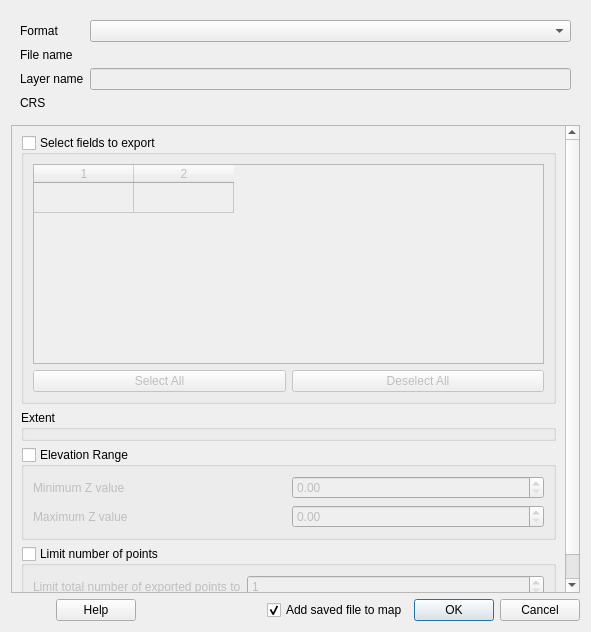
Old version of the form src/ui/pointcloud/qgspointcloudlayersaveasdialogbase.ui in the repository qgis/QGIS.
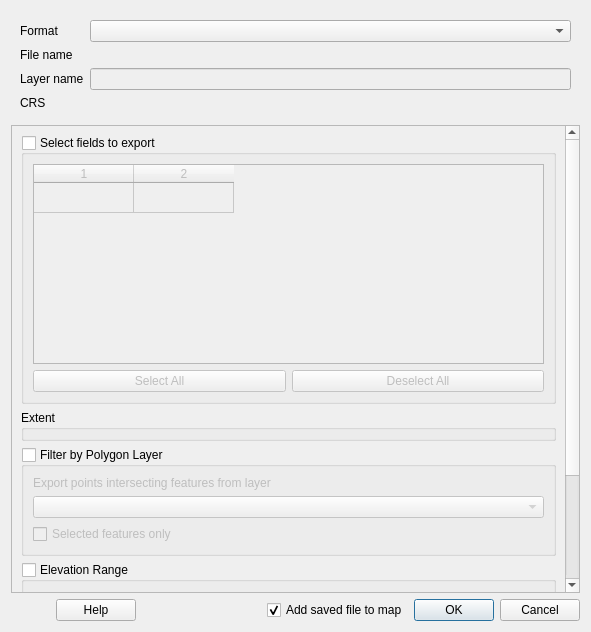
New version of the form. Custom widgets are drawn as their Qt base class.

Commit message: added filter by geometry / filter by layer support

```diff
--- a/src/ui/pointcloud/qgspointcloudlayersaveasdialogbase.ui
+++ b/src/ui/pointcloud/qgspointcloudlayersaveasdialogbase.ui
@@ -96,9 +96,9 @@
       <property name="geometry">
        <rect>
         <x>0</x>
-        <y>0</y>
+        <y>-72</y>
         <width>557</width>
-        <height>501</height>
+        <height>616</height>
        </rect>
       </property>
       <layout class="QVBoxLayout" name="verticalLayout">
@@ -167,6 +167,38 @@
          </property>
         </widget>
        </item>
+       <item>
+        <widget class="QgsCollapsibleGroupBox" name="mFilterGeometryGroupBox">
+         <property name="title">
+          <string>Filter by Polygon Layer</string>
+         </property>
+         <property name="checkable">
+          <bool>true</bool>
+         </property>
+         <property name="checked">
+          <bool>false</bool>
+         </property>
+         <layout class="QVBoxLayout" name="verticalLayout_3">
+          <item>
+           <widget class="QLabel" name="label_6">
+            <property name="text">
+             <string>Export points intersecting features from layer</string>
+            </property>
+           </widget>
+          </item>
+          <item>
+           <widget class="QgsMapLayerComboBox" name="mFilterGeometryLayerComboBox"/>
+          </item>
+          <item>
+           <widget class="QCheckBox" name="mSelectedFeaturesCheckBox">
+            <property name="text">
+             <string>Selected features only</string>
+            </property>
+           </widget>
+          </item>
+         </layout>
+        </widget>
+       </item>
        <item>
         <widget class="QgsCollapsibleGroupBox" name="mZRangeGroupBox">
          <property name="title">
@@ -346,6 +378,11 @@
    <extends>QLineEdit</extends>
    <header>qgsfilterlineedit.h</header>
   </customwidget>
+  <customwidget>
+   <class>QgsMapLayerComboBox</class>
+   <extends>QComboBox</extends>
+   <header>qgsmaplayercombobox.h</header>
+  </customwidget>
  </customwidgets>
  <tabstops>
   <tabstop>mFormatComboBox</tabstop>
```
The commit also changes 7 other files.
